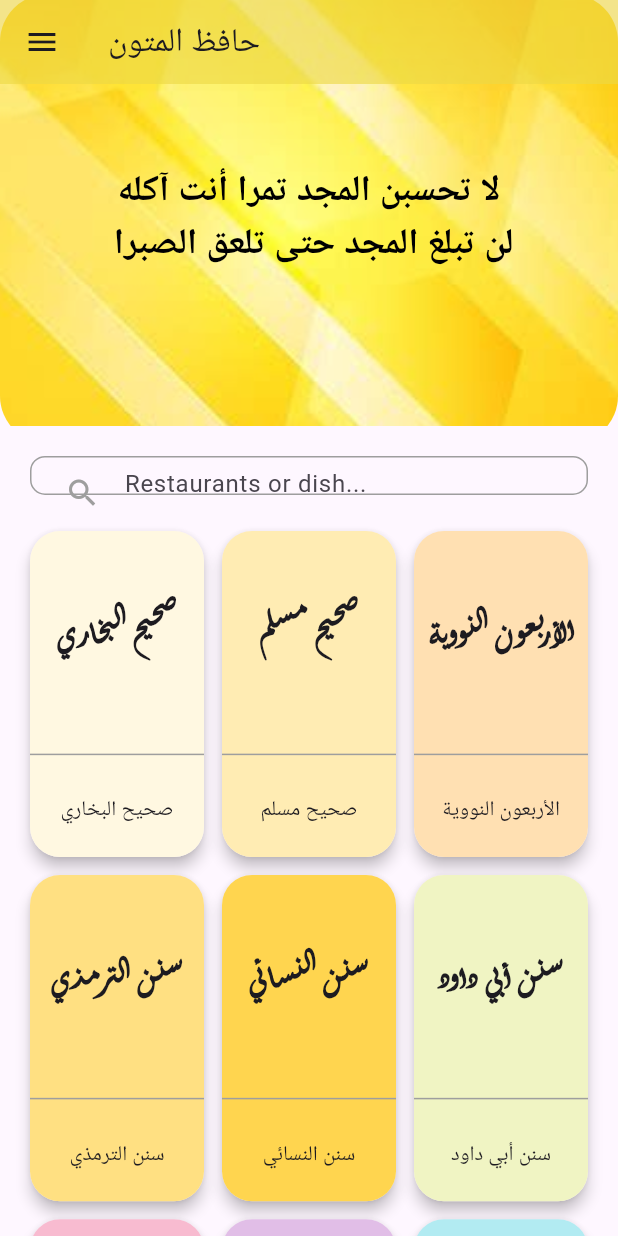
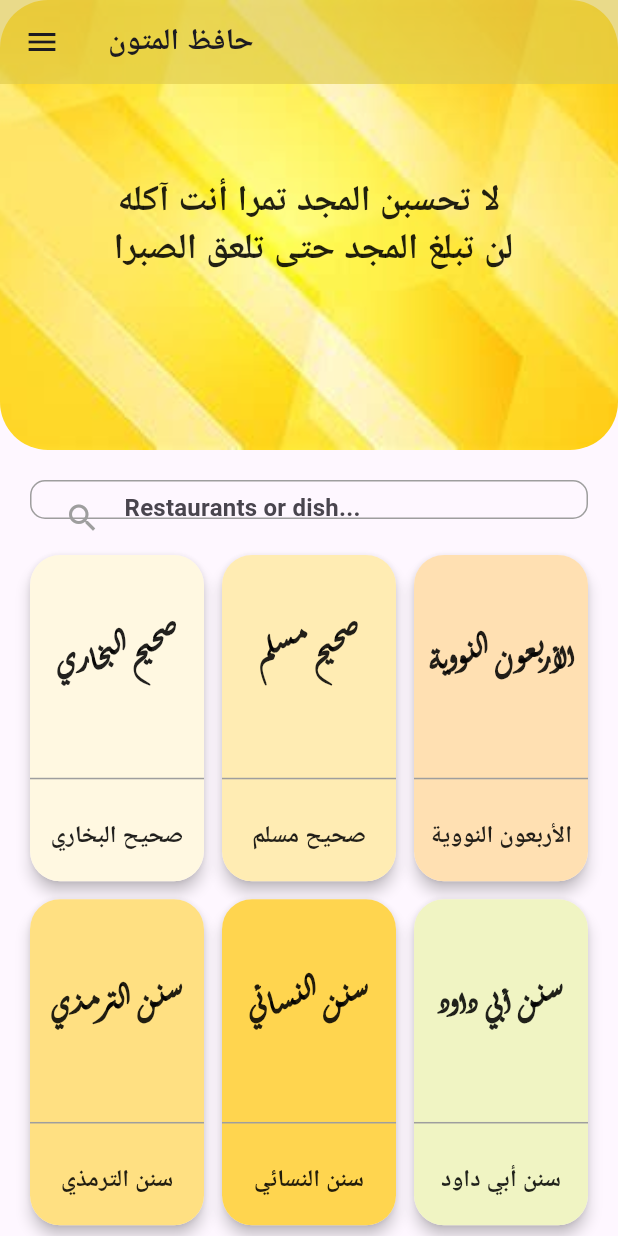
Before and after one commit to mostafamido196/Hafez-Elmetoon, a Flutter app: the screen it shows after launch, scrolled down 576 dp, after a tap on the "arrow upward" icon, on a phone screen of 412 x 824 dp. Run offline on Flutter 3.47's test engine with Material 3 defaults, Android fonts, the light colour scheme and no system bars; our stand-ins replace flutter_riverpod.

Commit message:
common text size and action bar

```diff
--- /dev/null
+++ b/lib/AppTextStyle.dart
@@ -0,0 +1,55 @@
+import 'package:flutter/material.dart';
+
+class AppTextStyles {
+  // Default static styles
+  static const TextStyle bodySmall = TextStyle(
+    fontSize: 12.0,
+    fontWeight: FontWeight.normal,
+    color: Colors.black87,
+  );
+
+  static const TextStyle bodyMedium = TextStyle(
+    fontSize: 16.0,
+    fontWeight: FontWeight.normal,
+    color: Colors.black87,
+  );
+
+  static const TextStyle bodyLarge = TextStyle(
+    fontSize: 20.0,
+    fontWeight: FontWeight.normal,
+    color: Colors.black87,
+  );
+
+  static const TextStyle titleSmall = TextStyle(
+    fontSize: 12.0,
+    fontWeight: FontWeight.bold,
+    color: Colors.black87,
+  );
+
+  static const TextStyle titleMedium = TextStyle(
+    fontSize: 16.0,
+    fontWeight: FontWeight.bold,
+    color: Colors.black87,
+  );
+
+  static const TextStyle titleLarge = TextStyle(
+    fontSize: 20.0,
+    fontWeight: FontWeight.bold,
+    color: Colors.black87,
+  );
+
+  static const TextStyle extraMedium = TextStyle(
+    fontSize: 24.0,
+    fontWeight: FontWeight.bold,
+    color: Colors.black87,
+  );
+
+  static const TextStyle extraLarge = TextStyle(
+    fontFamily: 'mtnTitle_aldahabi',
+    fontSize: 32.0,
+    fontWeight: FontWeight.bold,
+    color: Colors.black87,
+  );
+
+
+}
--- /dev/null
+++ b/lib/CustomAppBar.dart
@@ -0,0 +1,32 @@
+import 'package:flutter/material.dart';
+
+class CommonAppBar extends StatelessWidget implements PreferredSizeWidget {
+  final String title;
+  final List<Widget>? actions;
+  final Color backgroundColor;
+  final Widget? leading;
+  final double elevation;
+
+  const CommonAppBar({
+    Key? key, // Optional key
+    required this.title,//
+    this.actions = const [],
+    this.backgroundColor = Colors.blue,//
+    this.leading,//
+    this.elevation = 4.0,//
+  }) : super(key: key);
+
+  @override
+  Widget build(BuildContext context) {
+    return AppBar(
+      backgroundColor: backgroundColor,
+      title: Text(title),
+      actions: actions ??  [],
+      leading: leading ?? Container(),
+      elevation: elevation,
+    );
+  }
+
+  @override
+  Size get preferredSize => const Size.fromHeight(kToolbarHeight);
+}
--- a/lib/Widgets/sliver_app_bar.dart
+++ b/lib/Widgets/sliver_app_bar.dart
@@ -36,14 +36,10 @@
               child: Container(
                 padding: EdgeInsets.all(16.0),
                 color: Colors.black.withOpacity(0), // semi-transparent background
-                child: const Text(
+                child:  Text(
                   "لا تحسبن المجد تمرا أنت آكله \n لن تبلغ المجد حتى تلعق الصبرا",
                   textAlign: TextAlign.center,
-                  style: TextStyle(
-                    color: Colors.black,
-                    fontSize: 24,
-                    fontWeight: FontWeight.bold,
-                  ),
+                  style:Theme.of(context).textTheme.headlineMedium ,
                 ),
               ),
             ),
--- a/lib/Widgets/sliver_list.dart
+++ b/lib/Widgets/sliver_list.dart
@@ -137,11 +137,7 @@
                   child: Text(
                     title,
                     textAlign: TextAlign.center,
-                    style: TextStyle(
-                      fontFamily: 'mtnTitle_aldahabi',
-                      fontWeight: FontWeight.bold,
-                      fontSize: 32,
-                    ),
+                    style: Theme.of(context).textTheme.headlineLarge,
                   ),
                 ),
               ),
--- a/lib/Widgets/sliver_search.dart
+++ b/lib/Widgets/sliver_search.dart
@@ -45,6 +45,7 @@
           child: Padding(
             padding: const EdgeInsets.symmetric(horizontal: 10.0),
             child: TextFormField(
+              style: Theme.of(context).textTheme.titleMedium,
               textAlignVertical: TextAlignVertical.center,
               decoration: const InputDecoration(
                 contentPadding: EdgeInsets.only(top: 12.0),
--- a/lib/main.dart
+++ b/lib/main.dart
@@ -1,26 +1,40 @@
 import 'package:flutter/material.dart';
 
+import 'AppTextStyle.dart';
+import 'CustomAppBar.dart';
 import 'Widgets/sliver_app_bar.dart';
 import 'Widgets/sliver_list.dart';
 import 'Widgets/sliver_search.dart';
 
 void main() {
-  runApp(const MyApp());
+  runApp(MyApp());
 }
 
 class MyApp extends StatelessWidget {
-  const MyApp({super.key});
+  MyApp({super.key});
 
-  // This widget is the root of your application.
+
   @override
   Widget build(BuildContext context) {
-    return MaterialApp(
+    return  MaterialApp(
         title: 'Flutter Demo',
         theme: ThemeData(
           colorScheme: ColorScheme.fromSeed(seedColor: Colors.deepPurple),
           useMaterial3: true,
+          textTheme: TextTheme(
+            // label body title header
+            headlineLarge: AppTextStyles.extraLarge,
+            headlineMedium: AppTextStyles.extraMedium,
+            titleLarge: AppTextStyles.titleLarge,
+            titleMedium: AppTextStyles.titleMedium,
+            titleSmall: AppTextStyles.titleSmall,
+            bodyLarge: AppTextStyles.titleLarge,
+            bodyMedium: AppTextStyles.titleMedium,
+            bodySmall: AppTextStyles.titleSmall,
+          ),
         ),
         home: const MyHomePage(),
+
     );
   }
 }
@@ -31,7 +45,6 @@
   @override
   State<MyHomePage> createState() => _MyHomePageState();
 }
-
 
 class _MyHomePageState extends State<MyHomePage> {
   late ScrollController _scrollController;
@@ -55,7 +68,7 @@
   void _scrollToTop() {
     _scrollController.animateTo(
       0.0,
-      duration: const Duration(milliseconds: 1500),
+      duration: const Duration(milliseconds: 200),
       curve: Curves.easeOutCubic,
     );
   }
@@ -84,8 +97,8 @@
             top: 0,
             left: 0,
             right: 0,
-            child: AppBar(
-              title: Text('حافظ المتون'),
+            child: CommonAppBar(
+              title: 'حافظ المتون',
               backgroundColor: Colors.yellow.withOpacity(0.6),
               elevation: 20,
               leading: IconButton(
```
Lines whose indentation alone changed are shown as unchanged.
